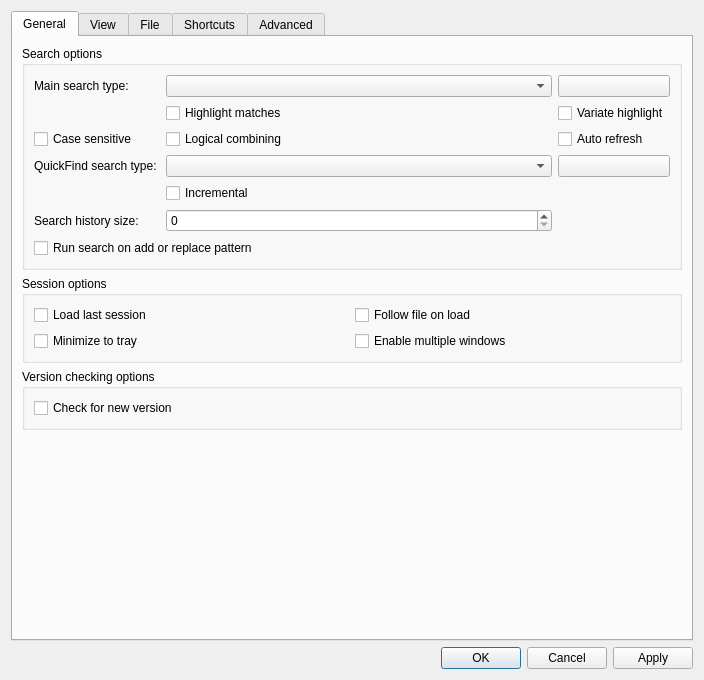
First picture: the form in src/ui/include/optionsdialog.ui, repository jackfahdin/ZzLogg, before the edit.
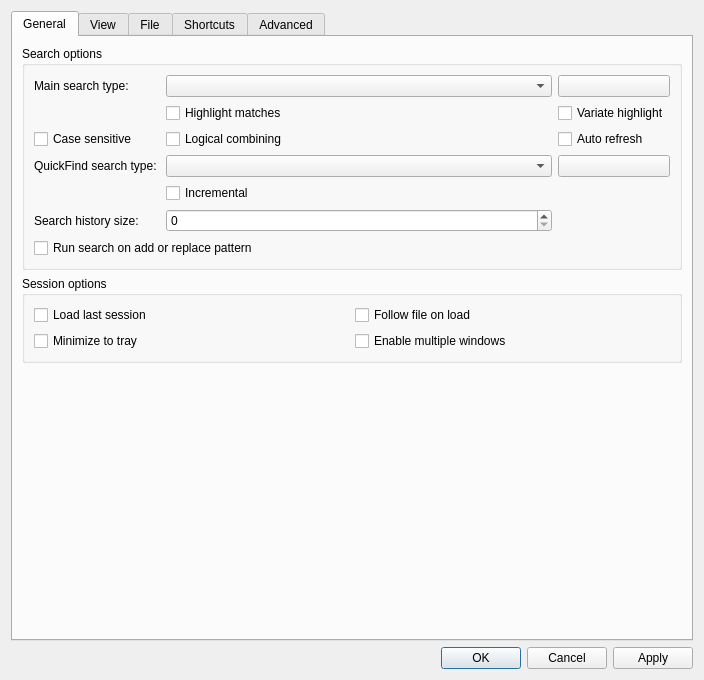
Second picture: the form after the edit.

The edit to the form file:
```diff
--- a/src/ui/include/optionsdialog.ui
+++ b/src/ui/include/optionsdialog.ui
@@ -203,22 +203,6 @@
          </layout>
         </widget>
        </item>
-       <item>
-        <widget class="QGroupBox" name="versionCheckingBox">
-         <property name="title">
-          <string>Version checking options</string>
-         </property>
-         <layout class="QVBoxLayout" name="verticalLayout_7">
-          <item>
-           <widget class="QCheckBox" name="checkForNewVersionCheckBox">
-            <property name="text">
-             <string>Check for new version</string>
-            </property>
-           </widget>
-          </item>
-         </layout>
-        </widget>
-       </item>
        <item>
         <spacer name="verticalSpacer">
          <property name="orientation">
```
